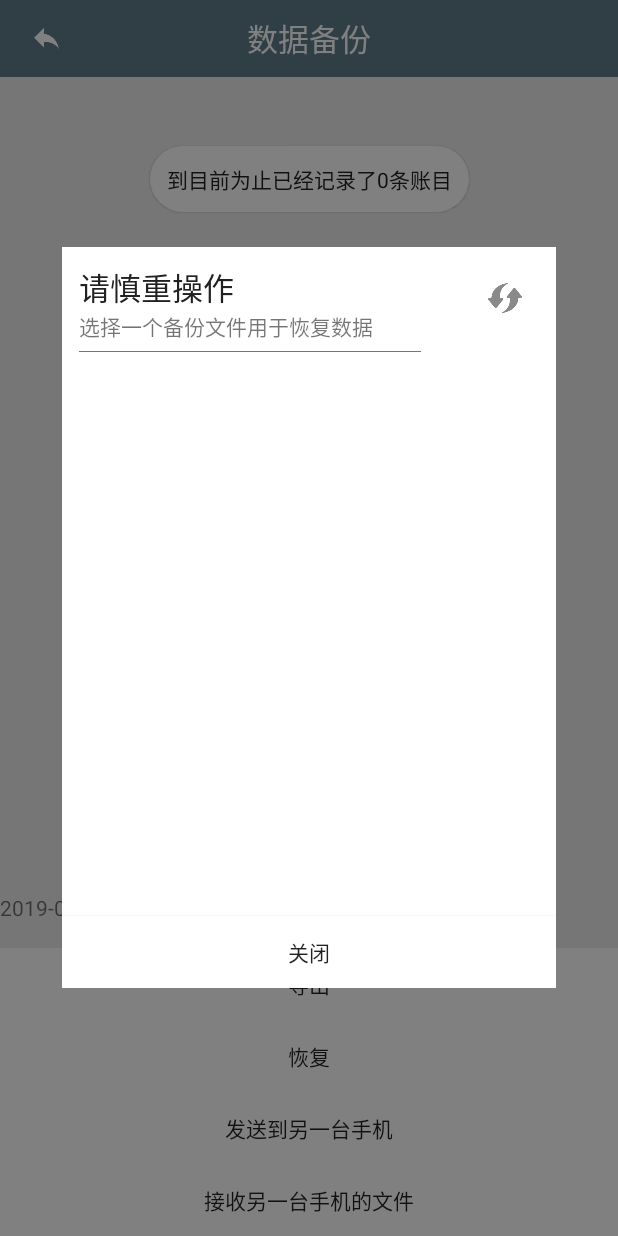
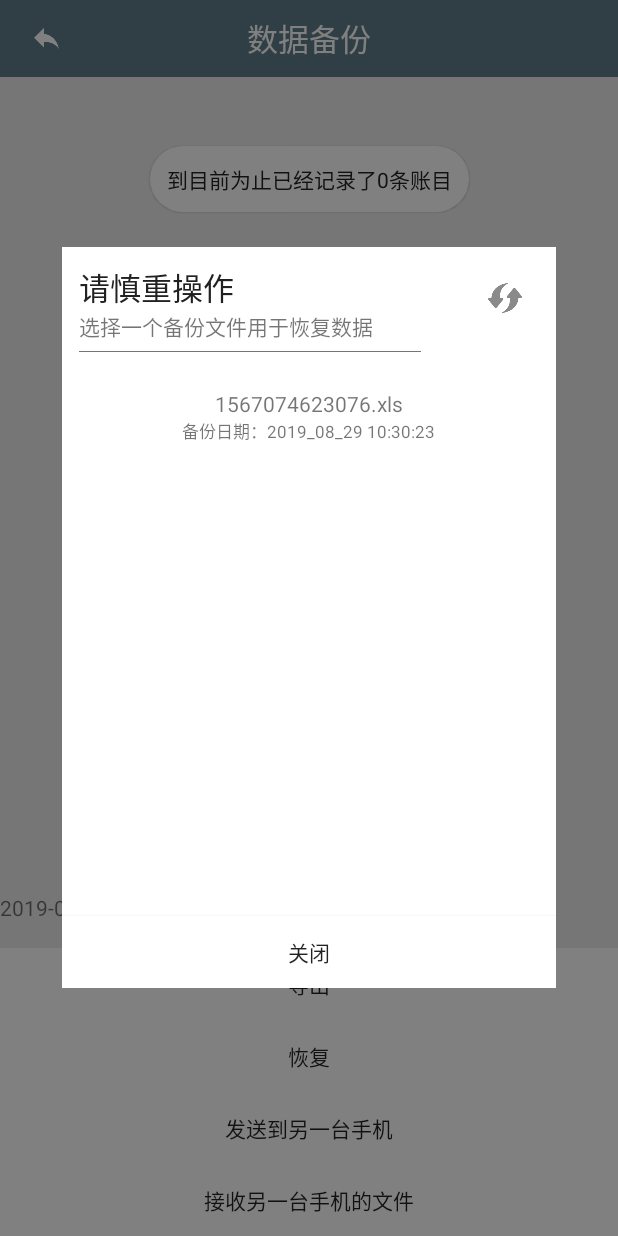
Before and after one commit to xzlyf/SimpleKeepAccount, an Android app: the BackupActivity screen opened directly, with no data from a screen before it, after a tap on "恢复", on a phone screen of 412 x 824 dp. Run offline under Robolectric (Android 15) with nearby library versions, the phone set to English and light mode, and no system bars; libraries missing offline, so code that uses them is left out: org.litepal, org.litepal.crud; 1 statement that could not run was skipped; 1 other tap on this screen came first.

Commit message:
导入功能完成

```diff
--- a/app/src/main/java/com/xz/ska/activity/setting/BackupActivity.java
+++ b/app/src/main/java/com/xz/ska/activity/setting/BackupActivity.java
@@ -10,8 +10,10 @@ import com.xz.ska.base.BaseActivity;
 import com.xz.ska.custom.RecyclerDialog;
 import com.xz.ska.entity.Book;
 import com.xz.ska.sql.LitePalUtil;
+import com.xz.ska.utils.OnClickItemListener;
 import com.xz.ska.utils.TimeUtil;
 
+import java.io.File;
 import java.util.List;
 
 public class BackupActivity extends BaseActivity implements View.OnClickListener {
@@ -82,10 +84,24 @@ public class BackupActivity extends BaseActivity implements View.OnClickListener
     private void showSelectDialog() {
 //        List<Book> mlist = ExcelUtil.ReadExcel(getExternalFilesDir("backups").toString()+"/1566974377072.xls");
 
+        //找到本地备份文件
+        String filePath = getExternalFilesDir("backups").toString()+"/";
+        File file = new File(filePath);
+        File [] fileList = file.listFiles();
 
         RecyclerDialog dialog = new RecyclerDialog(this,R.style.base_dialog);
         dialog.create();
+        dialog.refresh(fileList);
         dialog.show();
+
+        dialog.setOnItemClickListener(new OnClickItemListener() {
+            @Override
+            public void onClick(int i, String title) {
+
+                presenter.importDate(title);
+
+            }
+        });
     }
 
     private void logTool(String msg){
--- a/app/src/main/java/com/xz/ska/custom/RecyclerDialog.java
+++ b/app/src/main/java/com/xz/ska/custom/RecyclerDialog.java
@@ -1,13 +1,18 @@
 package com.xz.ska.custom;
 
+import android.app.AlertDialog;
 import android.app.Dialog;
 import android.content.Context;
+import android.content.DialogInterface;
 import android.os.Bundle;
 import android.support.annotation.NonNull;
 import android.support.v7.widget.LinearLayoutManager;
 import android.support.v7.widget.RecyclerView;
 import android.util.DisplayMetrics;
+import android.view.Gravity;
 import android.view.LayoutInflater;
+import android.view.MenuItem;
+import android.view.MotionEvent;
 import android.view.View;
 import android.view.ViewGroup;
 import android.view.Window;
@@ -16,11 +21,14 @@ import android.view.animation.Animation;
 import android.view.animation.AnimationUtils;
 import android.widget.Button;
 import android.widget.ImageView;
+import android.widget.PopupMenu;
 import android.widget.TextView;
 
 import com.xz.ska.R;
-import com.xz.ska.entity.Currency;
+import com.xz.ska.utils.OnClickItemListener;
+import com.xz.ska.utils.TimeUtil;
 
+import java.io.File;
 import java.util.ArrayList;
 import java.util.List;
 
@@ -30,10 +38,12 @@ import java.util.List;
 public class RecyclerDialog extends Dialog {
     private Context mContext;
     private ImageView tvRefresh;
+    private ImageView emptyView;
     private RecyclerView recyceler;
     private Button closeBtn;
     private Animation xuanzhaun;
     private XzRecyclerAdapter adapter;
+    private OnClickItemListener mlistener;
 
 
     public RecyclerDialog(Context context, int themeResId) {
@@ -62,9 +72,28 @@ public class RecyclerDialog extends Dialog {
     }
 
     private void initRecycler() {
-        adapter=new XzRecyclerAdapter(mContext);
+        adapter = new XzRecyclerAdapter(mContext);
         recyceler.setLayoutManager(new LinearLayoutManager(mContext));
         recyceler.setAdapter(adapter);
+    }
+
+    public void refresh(File[] list) {
+        if (list.length == 0) {
+            emptyView.setVisibility(View.VISIBLE);
+            recyceler.setVisibility(View.GONE);
+            return;
+        } else {
+            emptyView.setVisibility(View.GONE);
+            recyceler.setVisibility(View.VISIBLE);
+
+        }
+//        List<String> mlist = new ArrayList<>();
+//        for (File file :list){
+//            mlist.add(file.getName());
+//        }
+//        adapter.refresh(mlist);
+        adapter.refresh(list);
+
     }
 
 
@@ -76,30 +105,54 @@ public class RecyclerDialog extends Dialog {
         tvRefresh = findViewById(R.id.tv_refresh);
         recyceler = findViewById(R.id.recyceler);
         closeBtn = findViewById(R.id.close_btn);
+        emptyView = findViewById(R.id.empty_view);
 
         tvRefresh.setOnClickListener(new View.OnClickListener() {
             @Override
             public void onClick(View v) {
                 tvRefresh.startAnimation(xuanzhaun);
             }
+
         });
+
+        closeBtn.setOnClickListener(new View.OnClickListener() {
+            @Override
+            public void onClick(View v) {
+                dismiss();
+            }
+        });
+
     }
+    public void setOnItemClickListener(OnClickItemListener listener){
+        mlistener = listener;
+    }
+
 
     /**
      * 适配器
      */
     class XzRecyclerAdapter extends RecyclerView.Adapter<XzRecyclerAdapter.ViewHolder> {
         private Context mContext;
-        private List<Currency> mlist = new ArrayList<>();
+        private List<String> mlist = new ArrayList<>();
+        private File[] files;
 
 
         public XzRecyclerAdapter(Context context) {
             mContext = context;
 
         }
-        public void refresh(List<Currency> list){
-            mlist.addAll(list);
 
+        public void refresh(File[] list) {
+            mlist.clear();
+            addAll(list);
+            files = list;
+
+        }
+
+        private void addAll(File[] files) {
+            for (File file : files) {
+                mlist.add(file.getName());
+            }
         }
 
         @NonNull
@@ -112,8 +165,8 @@ public class RecyclerDialog extends Dialog {
 
         @Override
         public void onBindViewHolder(@NonNull XzRecyclerAdapter.ViewHolder viewHolder, int i) {
-            viewHolder.nameCurrency.setText(mlist.get(i).getName());
-            viewHolder.symbolCurrency.setText(mlist.get(i).getSymbol());
+            viewHolder.nameCurrency.setText("备份日期：" + TimeUtil.getSimDate("yyyy_MM_dd HH:mm:ss", Long.valueOf((mlist.get(i).split(".xls"))[0])));
+            viewHolder.symbolCurrency.setText(mlist.get(i));
 
         }
 
@@ -123,7 +176,10 @@ public class RecyclerDialog extends Dialog {
         }
 
 
-        public class ViewHolder extends RecyclerView.ViewHolder {
+
+        public class ViewHolder extends RecyclerView.ViewHolder implements View.OnTouchListener
+                                                                        ,View.OnLongClickListener
+                                                                        ,View.OnClickListener {
             TextView nameCurrency;
             TextView symbolCurrency;
 
@@ -131,9 +187,80 @@ public class RecyclerDialog extends Dialog {
                 super(itemView);
                 nameCurrency = itemView.findViewById(R.id.name_currency);
                 symbolCurrency = itemView.findViewById(R.id.symbol_currency);
+                symbolCurrency.setTextSize(14f);
+                itemView.setOnTouchListener(this);
+                itemView.setOnLongClickListener(this);
+                itemView.setOnClickListener(this);
             }
 
 
+            @Override
+            public boolean onTouch(View v, MotionEvent event) {
+                switch (event.getAction()) {
+                    case MotionEvent.ACTION_DOWN:
+                        v.setBackgroundColor(mContext.getColor(R.color.colorPrimary));
+                        break;
+                    case MotionEvent.ACTION_CANCEL:
+                        v.setBackgroundColor(mContext.getColor(R.color.white));
+
+                    case MotionEvent.ACTION_UP:
+                        v.setBackgroundColor(mContext.getColor(R.color.white));
+                        break;
+                }
+                return false;
+            }
+
+            @Override
+            public boolean onLongClick(View v) {
+                PopupMenu menu = new PopupMenu(mContext, v);
+                menu.setGravity(Gravity.CENTER);
+                menu.getMenuInflater().inflate(R.menu.popu_menu_delete, menu.getMenu());
+                menu.setOnMenuItemClickListener(new PopupMenu.OnMenuItemClickListener() {
+
+                    @Override
+                    public boolean onMenuItemClick(MenuItem item) {
+
+                        files[getLayoutPosition()].delete();
+                        mlist.remove(getLayoutPosition());
+                        notifyDataSetChanged();
+                        if (mlist.size()==0){
+                            emptyView.setVisibility(View.VISIBLE);
+                            recyceler.setVisibility(View.GONE);
+                        }
+                        return false;
+                    }
+                });
+                menu.show();
+
+
+                return true;
+            }
+
+            @Override
+            public void onClick(View v) {
+                AlertDialog.Builder builder = new AlertDialog.Builder(mContext);
+                builder.create();
+                builder.setTitle("警告");
+                builder.setMessage("是否恢复备份的账单（"+mlist.get(getLayoutPosition())
+                        +"），将会删除原先的账单并替换，此操作不可逆，请慎重选择");
+                builder.setNegativeButton("否", new DialogInterface.OnClickListener() {
+                    @Override
+                    public void onClick(DialogInterface dialog, int which) {
+
+                        cancel();
+
+                    }
+                });
+                builder.setPositiveButton("是", new DialogInterface.OnClickListener() {
+                    @Override
+                    public void onClick(DialogInterface dialog, int which) {
+
+                        mlistener.onClick(0,mlist.get(getLayoutPosition()));
+
+                    }
+                });
+                builder.show();
+            }
         }
 
     }
--- a/app/src/main/java/com/xz/ska/sql/LitePalUtil.java
+++ b/app/src/main/java/com/xz/ska/sql/LitePalUtil.java
@@ -90,6 +90,9 @@ public class LitePalUtil {
         DataSupport.deleteAll(c, conditions);
     }
 
+    public static void deleteAll(Class<?> c){
+        DataSupport.deleteAll(c);
+    }
     /**
      * query=======================================
      *
--- a/app/src/main/res/layout/dialog_recycler_list.xml
+++ b/app/src/main/res/layout/dialog_recycler_list.xml
@@ -47,11 +47,24 @@
     <android.support.v7.widget.RecyclerView
         android:id="@+id/recyceler"
         android:layout_width="match_parent"
+        android:overScrollMode="never"
         android:layout_height="wrap_content"
-        android:layout_marginTop="@dimen/dp_20"
+        android:layout_marginTop="@dimen/dp_35"
         app:layout_constraintLeft_toLeftOf="parent"
         app:layout_constraintRight_toRightOf="parent"
         app:layout_constraintTop_toBottomOf="@+id/tv_refresh" />
+
+    <ImageView
+        android:id="@+id/empty_view"
+        android:visibility="gone"
+        android:layout_width="@dimen/dp_120"
+        android:layout_height="@dimen/dp_120"
+        android:src="@drawable/empty_tips_2"
+        app:layout_constraintLeft_toLeftOf="parent"
+        app:layout_constraintTop_toTopOf="parent"
+        app:layout_constraintBottom_toBottomOf="parent"
+        app:layout_constraintRight_toRightOf="parent"
+        app:layout_constraintTop_toBottomOf="@+id/tips_2" />
 
     <Button
         android:id="@+id/close_btn"
--- a/app/src/main/res/layout/item_currency.xml
+++ b/app/src/main/res/layout/item_currency.xml
@@ -4,6 +4,8 @@
     android:layout_height="wrap_content"
     android:padding="@dimen/dp_8"
     android:gravity="center"
+    android:clickable="true"
+    android:focusable="true"
     android:orientation="vertical">
 
     <TextView
```
Also changed, not shown: app/src/main/java/com/xz/ska/presenter/Presenter.java (+42 -4 lines), app/src/main/java/com/xz/ska/utils/ExcelUtil.java (+10 -8 lines).
